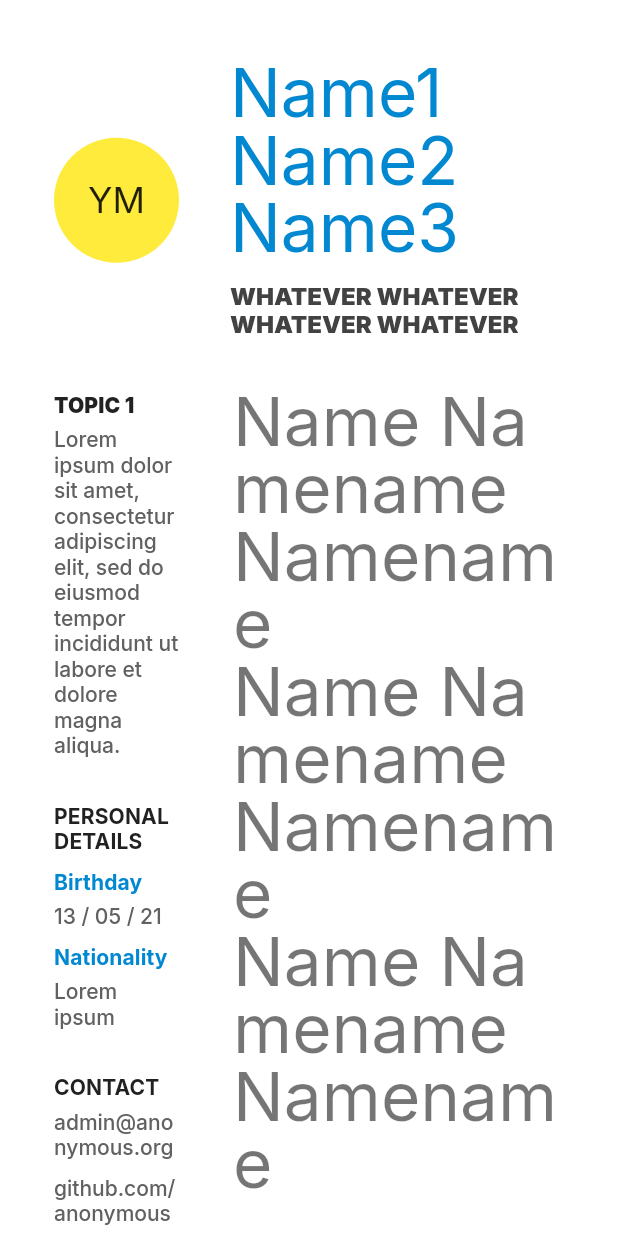
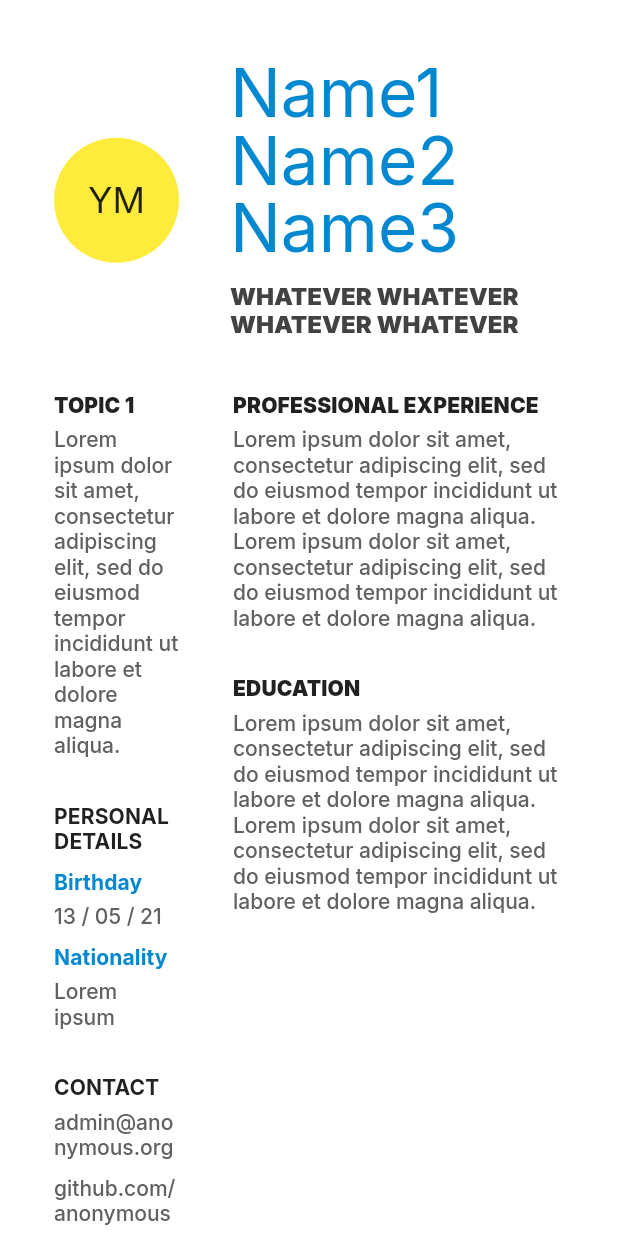
Before and after one commit to yaymalaga/CV_maker, a Flutter app: the screen it shows after launch, on a phone screen of 412 x 824 dp. Run offline on Flutter 3.47's test engine with Material 2 defaults, Android fonts, the phone set to English and light mode, and no system bars; drawn by our look-alikes of screenshot; our stand-ins replace google_fonts.

Commit message:
Dummy data for MainPanel

```diff
--- a/lib/main_panel.dart
+++ b/lib/main_panel.dart
@@ -11,17 +11,39 @@ class MainPanel extends StatelessWidget {
       crossAxisAlignment: CrossAxisAlignment.start,
       children: [
         Text(
-          "Name Namename Namename",
-          style: Theme.of(context).textTheme.headline3?.copyWith(height: 1),
+          "Professional experience".toUpperCase(),
+          style: Theme.of(context).textTheme.subtitle2?.copyWith(
+                color: Colors.grey.shade900,
+                fontWeight: FontWeight.w900,
+              ),
         ),
+        Container(
+          margin: const EdgeInsets.only(top: 6),
+          child: Text(
+            "Lorem ipsum dolor sit amet, consectetur adipiscing elit, sed do eiusmod tempor incididunt ut labore et dolore magna aliqua. Lorem ipsum dolor sit amet, consectetur adipiscing elit, sed do eiusmod tempor incididunt ut labore et dolore magna aliqua.",
+            style: Theme.of(context).textTheme.bodyText1?.copyWith(
+                  color: Colors.grey.shade700,
+                ),
+          ),
+        ),
+        SizedBox(height: 30),
         Text(
-          "Name Namename Namename",
-          style: Theme.of(context).textTheme.headline3?.copyWith(height: 1),
+          "Education".toUpperCase(),
+          style: Theme.of(context).textTheme.subtitle2?.copyWith(
+                color: Colors.grey.shade900,
+                fontWeight: FontWeight.w900,
+              ),
         ),
-        Text(
-          "Name Namename Namename",
-          style: Theme.of(context).textTheme.headline3?.copyWith(height: 1),
+        Container(
+          margin: const EdgeInsets.only(top: 6),
+          child: Text(
+            "Lorem ipsum dolor sit amet, consectetur adipiscing elit, sed do eiusmod tempor incididunt ut labore et dolore magna aliqua. Lorem ipsum dolor sit amet, consectetur adipiscing elit, sed do eiusmod tempor incididunt ut labore et dolore magna aliqua.",
+            style: Theme.of(context).textTheme.bodyText1?.copyWith(
+                  color: Colors.grey.shade700,
+                ),
+          ),
         ),
+        SizedBox(height: 30),
       ],
     );
   }
```
